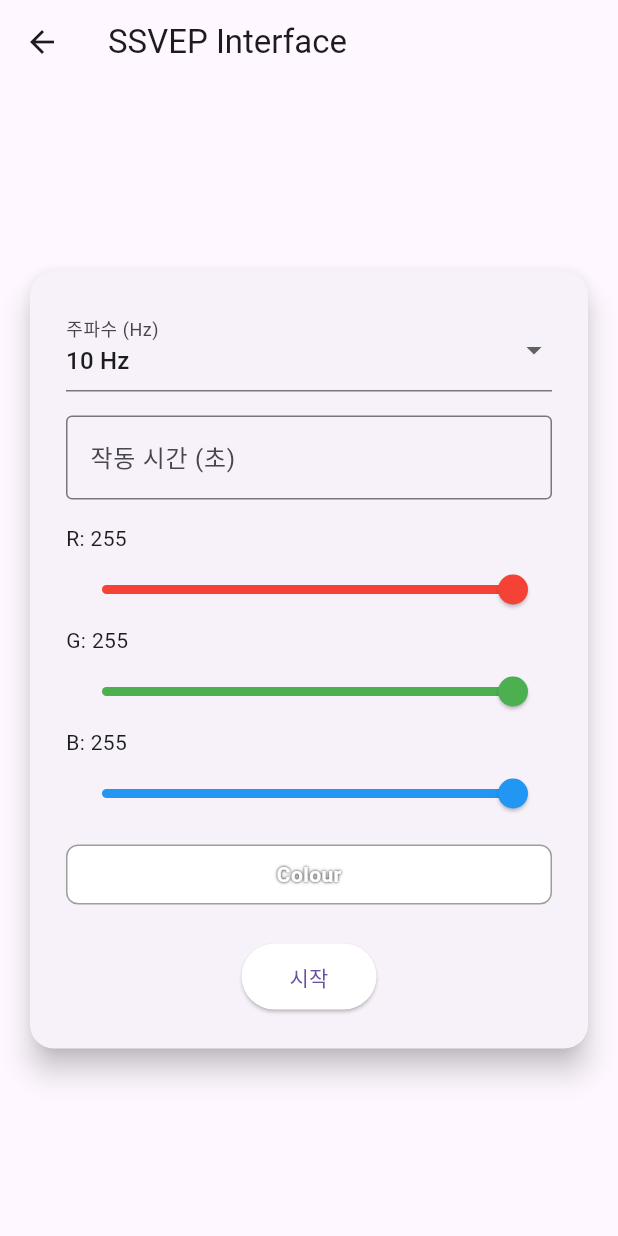
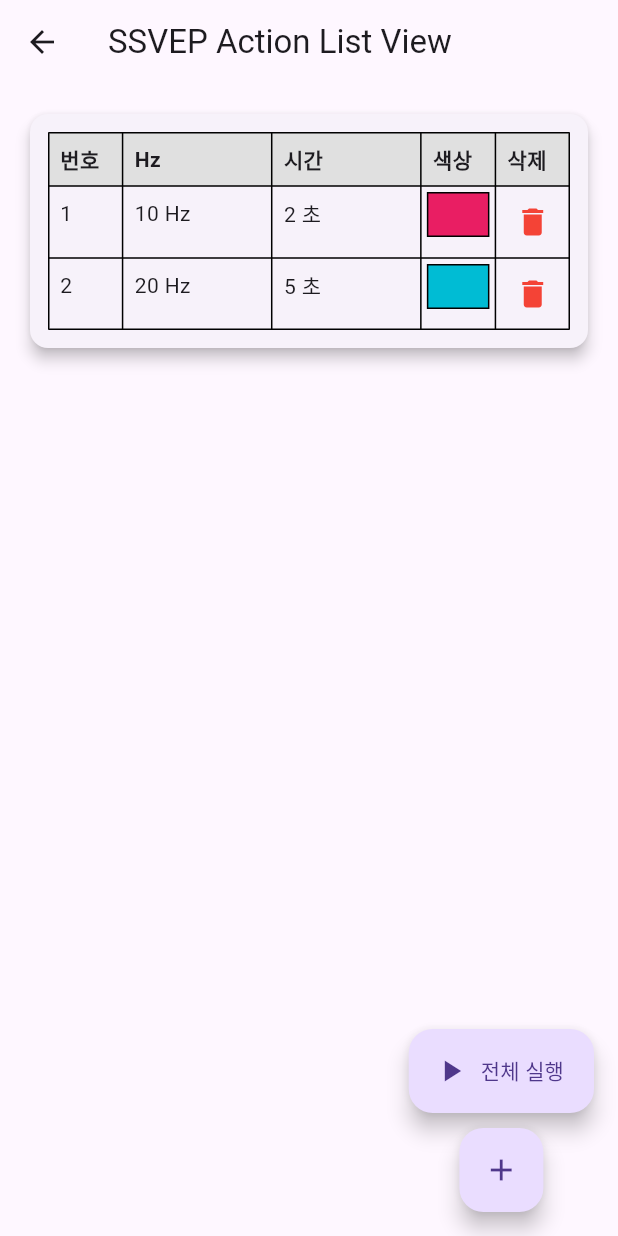
Before and after one commit to HarryKito/medi_capstone_SSVEP_application, a Flutter app: the MainScreen screen opened directly, after a tap on "SSVEP Mode", on a phone screen of 412 x 824 dp. Run offline on Flutter 3.47's test engine with Material 3 defaults, Android fonts, the light colour scheme and no system bars; our stand-ins replace flutter_blue_plus, flutter_colorpicker.

Commit message:
list view update

```diff
--- a/lib/front-end/MainScreen.dart
+++ b/lib/front-end/MainScreen.dart
@@ -5,7 +5,7 @@ import 'package:flutter/material.dart';
 
 // Pages by Blink mode
 import 'package:medi_capstone1/front-end/displayASSR/ASSRinterface.dart';
-// import 'package:medi_capstone1/front-end/displaySSVEP/entire.dart';
+import 'package:medi_capstone1/front-end/displaySSVEP/SSVEP_list.dart';
 import 'package:medi_capstone1/front-end/displaySSVEP/SSVEPinterface.dart';
 
 // Check the connected bluetooth device
@@ -16,7 +16,7 @@ class MainScreen extends StatelessWidget {
   Widget build(BuildContext context) {
     return Scaffold(
       appBar: AppBar(
-        title: Text('SSVEP Mobile'),
+        title: Text('Evoke Potential Tester'),
         actions: [
           IconButton(
             icon: Icon(Icons.bug_report),
@@ -37,7 +37,7 @@ class MainScreen extends StatelessWidget {
               onPressed: () {
                 Navigator.push(
                   context,
-                  MaterialPageRoute(builder: (context) => SSVEPinterface()),
+                  MaterialPageRoute(builder: (context) => SSVEPListScreen()),
                 );
               },
               child: Text('SSVEP Mode'),
--- /dev/null
+++ b/lib/front-end/displaySSVEP/SSVEP_list.dart
@@ -0,0 +1,363 @@
+// SSVEP 적용 리스트
+// TODO: 이 페이지가 SSVEPinterface보다 먼저 호출되어야 함!
+// 리스트 넣고
+import 'package:flutter/services.dart';
+import 'package:flutter/material.dart';
+import 'package:flutter_colorpicker/flutter_colorpicker.dart';
+import 'package:medi_capstone1/front-end/displaySSVEP/SSVEPinterface.dart';
+
+class SSVEPListScreen extends StatefulWidget {
+  @override
+  _SSVEPListScreenState createState() => _SSVEPListScreenState();
+}
+
+class _SSVEPListScreenState extends State<SSVEPListScreen> {
+  int currentIndex = 0;
+  List<SSVEPItem> items = [
+    SSVEPItem(hz: 10, sec: 2, color: Colors.pink),
+    SSVEPItem(hz: 20, sec: 5, color: Colors.cyan),
+  ];
+
+  void _addItem() async {
+    final result = await showDialog<SSVEPItem>(
+      context: context,
+      builder: (context) => AddItemDialog(),
+    );
+
+    if (result != null) {
+      setState(() {
+        items.add(result);
+      });
+    }
+  }
+
+  TableRow _buildRow(BuildContext context, SSVEPItem item, int index) {
+    return TableRow(
+      children: [
+        _tableCell('${index + 1}', () => _editItem(index)),
+        _tableCell('${item.hz} Hz', () => _editItem(index)),
+        _tableCell('${item.sec} 초', () => _editItem(index)),
+        _colorCell(item.color, () => _editItem(index)),
+        _deleteCell(index), // 삭제 버튼 추가
+      ],
+    );
+  }
+
+  Widget _deleteCell(int index) {
+    return IconButton(
+      icon: Icon(Icons.delete, color: Colors.red),
+      onPressed: () {
+        showDialog(
+          context: context,
+          builder: (context) => AlertDialog(
+            title: Text("삭제 확인"),
+            content: Text("${index + 1}번째 항목을 삭제하시겠습니까?"),
+            actions: [
+              TextButton(
+                child: Text("취소"),
+                onPressed: () => Navigator.of(context).pop(),
+              ),
+              TextButton(
+                child: Text("삭제"),
+                onPressed: () {
+                  setState(() {
+                    items.removeAt(index);
+                  });
+                  Navigator.of(context).pop();
+                },
+              ),
+            ],
+          ),
+        );
+      },
+    );
+  }
+
+  Widget _tableCell(String text, VoidCallback onTap) {
+    return GestureDetector(
+      onTap: onTap,
+      child: Padding(
+        padding: EdgeInsets.all(8),
+        child: Text(text),
+      ),
+    );
+  }
+
+  Widget _colorCell(Color color, VoidCallback onTap) {
+    return GestureDetector(
+      onTap: onTap,
+      child: Container(
+        height: 30,
+        margin: EdgeInsets.all(4),
+        decoration: BoxDecoration(
+          color: color,
+          border: Border.all(),
+        ),
+      ),
+    );
+  }
+
+  void _editItem(int index) async {
+    final result = await showDialog<SSVEPItem>(
+      context: context,
+      builder: (context) => AddItemDialog(item: items[index]),
+    );
+
+    if (result != null) {
+      setState(() {
+        items[index] = result;
+      });
+    }
+  }
+
+  void _runNext() {
+    if (currentIndex >= items.length) return;
+    final currentItem = items[currentIndex];
+
+    // 여기서 SSVEP 실행
+    print("_startSSVEP(currentItem);");
+
+    Future.delayed(Duration(seconds: currentItem.sec), () {
+      setState(() => currentIndex++);
+      _runNext();
+    });
+  }
+
+  void _navigateToInterfaceAll() {
+    Navigator.push(
+      context,
+      MaterialPageRoute(
+        builder: (context) => SSVEPinterface(
+          items: items, // 현재 SSVEPListScreen 내의 전체 리스트
+        ),
+      ),
+    );
+  }
+
+  @override
+  Widget build(BuildContext context) {
+    return Scaffold(
+      appBar: AppBar(
+        title: Text("SSVEP Action List View"),
+      ),
+      body: Padding(
+        padding: EdgeInsets.all(16),
+        child: Card(
+          elevation: 4,
+          child: Padding(
+            padding: EdgeInsets.all(12),
+            child: SingleChildScrollView(
+              child: Table(
+                border: TableBorder.all(),
+                columnWidths: {
+                  0: FlexColumnWidth(1),
+                  1: FlexColumnWidth(2),
+                  2: FlexColumnWidth(2),
+                  3: FlexColumnWidth(1),
+                  4: FlexColumnWidth(1),
+                },
+                children: [
+                  TableRow(
+                    decoration: BoxDecoration(color: Colors.grey.shade300),
+                    children: [
+                      _headerCell("번호"),
+                      _headerCell("Hz"),
+                      _headerCell("시간"),
+                      _headerCell("색상"),
+                      _headerCell("삭제")
+                    ],
+                  ),
+                  ...items
+                      .asMap()
+                      .entries
+                      .map(
+                        (entry) => _buildRow(context, entry.value, entry.key),
+                      )
+                      .toList(),
+                ],
+              ),
+            ),
+          ),
+        ),
+      ),
+      floatingActionButton: Column(
+        mainAxisSize: MainAxisSize.min,
+        children: [
+          FloatingActionButton.extended(
+            heroTag: "runAll",
+            onPressed: _navigateToInterfaceAll,
+            label: Text("전체 실행"),
+            icon: Icon(Icons.play_arrow),
+          ),
+          SizedBox(height: 10),
+          FloatingActionButton(
+            heroTag: "addItem",
+            onPressed: _addItem,
+            child: Icon(Icons.add),
+            tooltip: "액션 추가",
+          ),
+        ],
+      ),
+    );
+  }
+
+  Widget _headerCell(String label) {
+    return Padding(
+      padding: EdgeInsets.all(8),
+      child: Text(label, style: TextStyle(fontWeight: FontWeight.bold)),
+    );
+  }
+}
+
+class SSVEPItem {
+  final int hz;
+  final int sec;
+  final Color color;
+
+  SSVEPItem({required this.hz, required this.sec, required this.color});
+}
+
+class AddItemDialog extends StatefulWidget {
+  final SSVEPItem? item;
+  AddItemDialog({this.item});
+
+  @override
+  _AddItemDialogState createState() => _AddItemDialogState();
+}
+
+class _AddItemDialogState extends State<AddItemDialog> {
+  final _formKey = GlobalKey<FormState>();
+  int? hz;
+  int? sec;
+  Color color = Color.fromARGB(255, 0, 0, 0); // 초기값 (0, 0, 0)
+
+  @override
+  void initState() {
+    super.initState();
+    if (widget.item != null) {
+      hz = widget.item!.hz;
+      sec = widget.item!.sec;
+      color = widget.item!.color;
+    } else {
+      hz = 0;
+      sec = 0;
+    }
+  }
+
+  Widget _buildColorInput(String label, void Function(String) onChanged,
+      {String initial = '0'}) {
+    return Expanded(
+      child: TextFormField(
+        decoration: InputDecoration(labelText: label),
+        initialValue: initial,
+        keyboardType: TextInputType.number,
+        inputFormatters: [
+          FilteringTextInputFormatter.digitsOnly,
+        ],
+        validator: (value) {
+          if (value == null || value.isEmpty) return '필수';
+          final val = int.tryParse(value);
+          if (val == null || val < 0 || val > 255) return '0~255';
+          return null;
+        },
+        onChanged: onChanged,
+      ),
+    );
+  }
+
+  @override
+  Widget build(BuildContext context) {
+    return AlertDialog(
+      title: Text("새 SSVEP 항목 추가"),
+      content: Column(
+        mainAxisSize: MainAxisSize.min,
+        crossAxisAlignment: CrossAxisAlignment.start,
+        children: [
+          Form(
+            key: _formKey,
+            child: Column(
+              mainAxisSize: MainAxisSize.min,
+              children: [
+                TextFormField(
+                  decoration: InputDecoration(labelText: "Hz"),
+                  initialValue: hz?.toString() ?? '0',
+                  keyboardType: TextInputType.number,
+                  validator: (value) =>
+                      value == null || value.isEmpty ? '값을 입력하세요' : null,
+                  onSaved: (value) => hz = int.tryParse(value ?? '0'),
+                ),
+                TextFormField(
+                  decoration: InputDecoration(labelText: "시간 (초)"),
+                  initialValue: sec?.toString() ?? '0',
+                  keyboardType: TextInputType.number,
+                  validator: (value) =>
+                      value == null || value.isEmpty ? '값을 입력하세요' : null,
+                  onSaved: (value) => sec = int.tryParse(value ?? '0'),
+                ),
+                SizedBox(height: 10),
+                Row(
+                  children: [
+                    Text("색상:"),
+                    SizedBox(width: 10),
+                    Expanded(
+                      child: Row(
+                        children: [
+                          _buildColorInput("R", (value) {
+                            final val = int.tryParse(value) ?? 0;
+                            color = color.withRed(val);
+                          }, initial: color.red.toString()),
+                          SizedBox(width: 8),
+                          _buildColorInput("G", (value) {
+                            final val = int.tryParse(value) ?? 0;
+                            color = color.withGreen(val);
+                          }, initial: color.green.toString()),
+                          SizedBox(width: 8),
+                          _buildColorInput("B", (value) {
+                            final val = int.tryParse(value) ?? 0;
+                            color = color.withBlue(val);
+                          }, initial: color.blue.toString()),
+                        ],
+                      ),
+                    ),
+                    Container(
+                      width: 30,
+                      height: 30,
+                      margin: EdgeInsets.only(left: 10),
+                      decoration: BoxDecoration(
+                        color: color,
+                        border: Border.all(),
+                      ),
+                    ),
+                  ],
+                ),
+              ],
+            ),
+          ),
+          SizedBox(height: 10),
+          Text(
+            "※ 대기화면의 경우 시간만 기입하시오.",
+            style: TextStyle(color: Colors.grey),
+          ),
+        ],
+      ),
+      actions: [
+        TextButton(
+          child: Text("취소"),
+          onPressed: () => Navigator.pop(context),
+        ),
+        TextButton(
+          child: Text("추가"),
+          onPressed: () {
+            if (_formKey.currentState!.validate()) {
+              _formKey.currentState!.save();
+              Navigator.pop(
+                context,
+                SSVEPItem(hz: hz!, sec: sec!, color: color),
+              );
+            }
+          },
+        ),
+      ],
+    );
+  }
+}
--- a/lib/front-end/displaySSVEP/SSVEPinterface.dart
+++ b/lib/front-end/displaySSVEP/SSVEPinterface.dart
@@ -1,175 +1,60 @@
 import 'package:flutter/material.dart';
 import 'package:medi_capstone1/front-end/displaySSVEP/entire.dart';
+import 'package:medi_capstone1/front-end/displaySSVEP/SSVEP_list.dart';
 import 'package:medi_capstone1/HAL/interface.dart'; // DeviceConnector
 
 class SSVEPinterface extends StatefulWidget {
+  final List<SSVEPItem> items;
+
+  SSVEPinterface({required this.items});
+
   @override
-  _SSVEPinterface createState() => _SSVEPinterface();
+  _SSVEPinterfaceState createState() => _SSVEPinterfaceState();
 }
 
-class _SSVEPinterface extends State<SSVEPinterface> {
-  int selectedHz = 10;
-  TextEditingController timeController = TextEditingController();
+class _SSVEPinterfaceState extends State<SSVEPinterface> {
+  int currentIndex = 0;
 
-  double red = 255;
-  double green = 255;
-  double blue = 255;
-
-  int get redInt => red.toInt();
-  int get greenInt => green.toInt();
-  int get blueInt => blue.toInt();
-
-  Color get selectedColor => Color.fromARGB(255, redInt, greenInt, blueInt);
-
-  final List<int> hzOptions = [for (int i = 10; i <= 60; i += 5) i];
-
-  void onStartPressed() async {
-    int? seconds = int.tryParse(timeController.text);
-
-    if (seconds == null || seconds <= 0) {
-      ScaffoldMessenger.of(context).showSnackBar(
-        SnackBar(content: Text("유효한 시간을 입력하세요 (초 단위)")),
-      );
-      return;
-    }
-    // HEX Msg
-    String hexColor = selectedColor.red.toRadixString(16).padLeft(2, '0') +
-        selectedColor.green.toRadixString(16).padLeft(2, '0') +
-        selectedColor.blue.toRadixString(16).padLeft(2, '0');
-
-    String message =
-        "F:${selectedHz}S:${seconds.toString().padLeft(2, '0')}C:$hexColor";
-
-    try {
-      await DeviceConnector.sendData(message);
-      print("Send to device: $message");
-    } catch (e) {
-      print("BLE 전송 실패: $e");
-      ScaffoldMessenger.of(context).showSnackBar(
-        SnackBar(content: Text("Failed to send msg to the BLE")),
-      );
-    }
-
-    // 여기가 추가할 위치!
-    Navigator.push(
-      context,
-      MaterialPageRoute(
-        builder: (context) => Entire(
-          frequency: selectedHz,
-          seconds: seconds,
-          color: selectedColor,
-        ),
-      ),
-    );
+  @override
+  void initState() {
+    super.initState();
+    _startSequence();
   }
 
-  Widget buildColorSlider(String label, double value,
-      ValueChanged<double> onChanged, Color activeColor) {
-    return Column(
-      crossAxisAlignment: CrossAxisAlignment.start,
-      children: [
-        Text("$label: ${value.toInt()}"),
-        Slider(
-          value: value,
-          min: 0,
-          max: 255,
-          divisions: 255,
-          label: value.toInt().toString(),
-          onChanged: onChanged,
-          activeColor: activeColor,
-        ),
-      ],
-    );
+  void _startSequence() async {
+    while (currentIndex < widget.items.length) {
+      final item = widget.items[currentIndex];
+      await _runSSVEP(item.hz, item.sec, item.color);
+      setState(() => currentIndex++);
+    }
+    Navigator.pop(context); // 완료 후 이전 화면으로
+  }
+
+  Future<void> _runSSVEP(int hz, int sec, Color color) async {
+    // 예: 색을 깜박이거나 화면 전환
+    await Future.delayed(Duration(seconds: sec)); // 임시 대체
   }
 
   @override
   Widget build(BuildContext context) {
+    final item =
+        currentIndex < widget.items.length ? widget.items[currentIndex] : null;
+
     return Scaffold(
-      appBar: AppBar(title: Text("SSVEP Interface")),
+      appBar: AppBar(title: Text("SSVEP 실행 중")),
       body: Center(
-        child: Card(
-          margin: EdgeInsets.all(20),
-          shape:
-              RoundedRectangleBorder(borderRadius: BorderRadius.circular(16)),
-          elevation: 8,
-          child: Padding(
-            padding: const EdgeInsets.all(24.0),
-            child: SingleChildScrollView(
-              child: Column(
-                mainAxisSize: MainAxisSize.min,
-                children: [
-                  // Hz 선택
-                  DropdownButtonFormField<int>(
-                    decoration: InputDecoration(labelText: '주파수 (Hz)'),
-                    value: selectedHz,
-                    items: hzOptions.map((hz) {
-                      return DropdownMenuItem(value: hz, child: Text('$hz Hz'));
-                    }).toList(),
-                    onChanged: (val) {
-                      setState(() {
-                        selectedHz = val!;
-                      });
-                    },
-                  ),
-                  SizedBox(height: 16),
-
-                  // 시간 입력
-                  TextField(
-                    controller: timeController,
-                    keyboardType: TextInputType.number,
-                    decoration: InputDecoration(
-                      labelText: '작동 시간 (초)',
-                      border: OutlineInputBorder(),
-                    ),
-                  ),
-                  SizedBox(height: 16),
-
-                  // 색상 선택 슬라이더 (RGB)
-                  buildColorSlider(
-                      "R", red, (val) => setState(() => red = val), Colors.red),
-                  buildColorSlider("G", green,
-                      (val) => setState(() => green = val), Colors.green),
-                  buildColorSlider("B", blue,
-                      (val) => setState(() => blue = val), Colors.blue),
-
-                  SizedBox(height: 10),
-                  Container(
-                    width: double.infinity,
-                    height: 40,
-                    decoration: BoxDecoration(
-                      color: selectedColor,
-                      borderRadius: BorderRadius.circular(8),
-                      border: Border.all(color: Colors.grey),
-                    ),
-                    alignment: Alignment.center,
-                    child: Text(
-                      "Colour",
-                      style: TextStyle(
-                        color: Colors.white,
-                        fontWeight: FontWeight.bold,
-                        shadows: [Shadow(blurRadius: 2, color: Colors.black)],
-                      ),
-                    ),
-                  ),
-                  SizedBox(height: 24),
-
-                  // 시작 버튼
-                  ElevatedButton(
-                    onPressed: onStartPressed,
-                    child: Text("시작"),
-                    style: ElevatedButton.styleFrom(
-                      backgroundColor: selectedColor,
-                      padding:
-                          EdgeInsets.symmetric(horizontal: 32, vertical: 12),
-                    ),
-                  ),
-                ],
+        child: item == null
+            ? Text("완료")
+            : Container(
+                width: 200,
+                height: 200,
+                color: item.color,
+                child: Center(
+                  child: Text("${item.hz} Hz\n${item.sec}초",
+                      style: TextStyle(fontSize: 24, color: Colors.white)),
+                ),
               ),
-            ),
-          ),
-        ),
       ),
     );
   }
 }
-// FIXME: 이 부분 블루투스로 보내는거로 만들기.
--- a/lib/main.dart
+++ b/lib/main.dart
@@ -18,7 +18,7 @@ class SsvepMobile extends StatelessWidget {
   Widget build(BuildContext context) {
     return MaterialApp(
         navigatorKey: navigatorKey, // 🔑 여기에 키 설정
-        home: BluetoothConnectionScreen());
+        home: MainScreen()); // BluetoothConnectionScreen
   }
 }
 
--- a/pubspec.yaml
+++ b/pubspec.yaml
@@ -36,6 +36,7 @@ dependencies:
   # Use with the CupertinoIcons class for iOS style icons.
   cupertino_icons: ^1.0.6
   flutter_blue_plus: ^1.35.3
+  flutter_colorpicker: ^1.1.0
 
 dev_dependencies:
   flutter_test:
```
Also changed, not shown: pubspec.lock, 1 other file.
